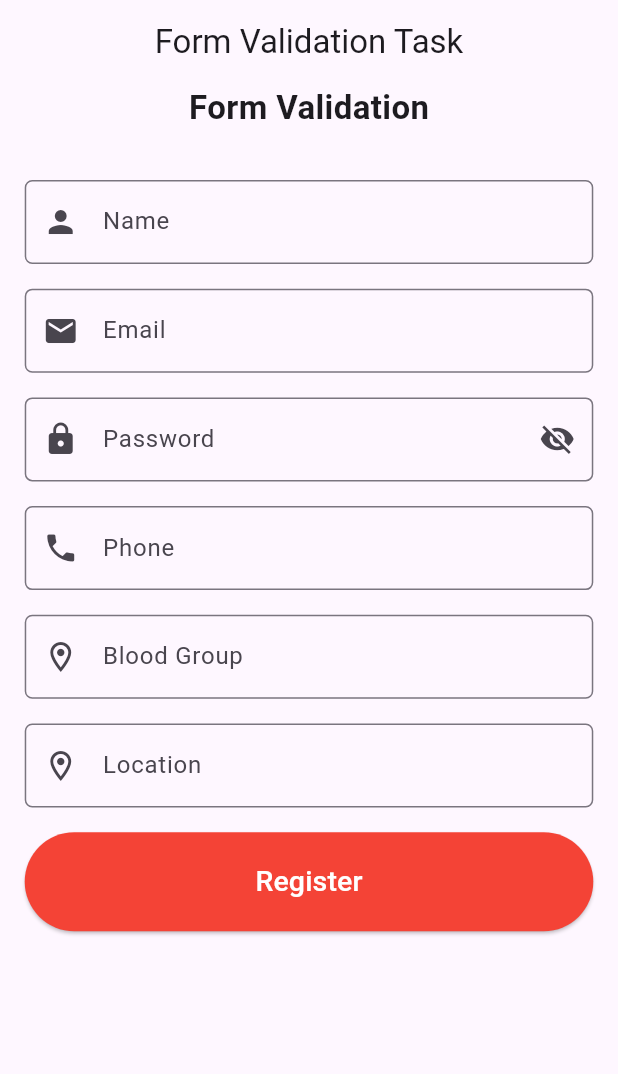
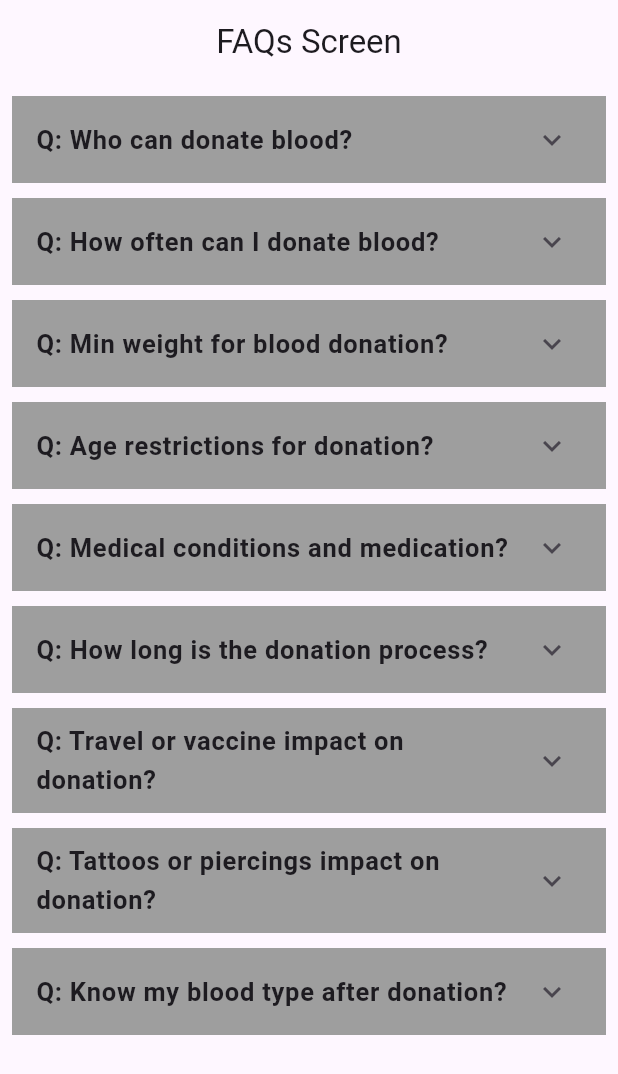
Before and after one commit to Mamoonshahzad/BloodDontionTasks, a Flutter app: the screen it shows after launch, on a phone screen of 412 x 824 dp. Shown: the top 1074 px of the screen. Run offline on Flutter 3.47's test engine with Material 3 defaults, Android fonts, the phone set to English and light mode, and no system bars; our stand-ins replace get.

Commit message:
adding FAQs Screen to the project

```diff
--- /dev/null
+++ b/lib/faqs_screen.dart
@@ -0,0 +1,97 @@
+import 'package:flutter/material.dart';
+
+class FAQsScreen extends StatelessWidget {
+  FAQsScreen({super.key});
+
+  final questions = [
+    {
+      'question': 'Q: Who can donate blood?',
+      'answer':
+          'Ans: Most healthy individuals aged 17 to 75 (age requirements may vary) and weighing at least 110 pounds are eligible. Specific eligibility criteria may apply'
+    },
+    {
+      'question': 'Q: How often can I donate blood?',
+      'answer':
+          'Ans: Whole blood donors can usually donate after 90 days. However, the frequency may vary depending on the donation type (whole blood, platelets, plasma, etc.).'
+    },
+    {
+      'question': 'Q: Min weight for blood donation?',
+      'answer':
+          'Ans: Yes, donors are typically required to weigh at least 110 pounds.'
+    },
+    {
+      'question': 'Q: Age restrictions for donation?',
+      'answer':
+          'Ans: Age requirements may vary, but donors are often required to be between 17 and 75 years old. Some locations may have different age limits.'
+    },
+    {
+      'question': 'Q: Medical conditions and medication?',
+      'answer':
+          'Ans: It depends on the condition and medication. Some conditions and medications may disqualify you from donating, so its important to inform the staff during the screening process.'
+    },
+    {
+      'question': 'Q: How long is the donation process?',
+      'answer':
+          'Ans: The entire process, including registration, screening, and donation, typically takes about 1 to 1.5 hours.'
+    },
+    {
+      'question': 'Q: Travel or vaccine impact on donation?',
+      'answer':
+          'Ans: Travel and recent vaccinations may have specific guidelines. Check with the blood donation center for the most accurate information.'
+    },
+    {
+      'question': 'Q: Tattoos or piercings impact on donation?',
+      'answer':
+          'Ans: In most cases, recent tattoos or piercings may defer your donation for a certain period. Guidelines may vary.'
+    },
+    {
+      'question': 'Q: Know my blood type after donation?',
+      'answer':
+          'Ans: Yes, many blood donation centers provide donors with their blood type after donation upon request.'
+    },
+  ];
+
+  @override
+  Widget build(BuildContext context) {
+    return Scaffold(
+      appBar: AppBar(
+        centerTitle: true,
+        title: const Text('FAQs Screen'),
+      ),
+      body: Padding(
+        padding: const EdgeInsets.all(8.0),
+        child: ListView.builder(
+          itemCount: questions.length,
+          itemBuilder: (context, index) {
+            final question = questions[index]['question'];
+            final answer = questions[index]['answer'];
+            return Column(
+              children: [
+                ExpansionTile(
+                  collapsedBackgroundColor: Colors.grey,
+                  title: Text(
+                    question!,
+                    style: const TextStyle(
+                      fontWeight: FontWeight.bold,
+                      fontSize: 17,
+                    ),
+                  ),
+                  children: [
+                    Padding(
+                      padding: const EdgeInsets.all(8.0),
+                      child: Text(
+                        answer!,
+                        style: const TextStyle(fontSize: 16),
+                      ),
+                    ),
+                  ],
+                ),
+                const SizedBox(height: 10), // Add a SizedBox for separation
+              ],
+            );
+          },
+        ),
+      ),
+    );
+  }
+}
--- a/lib/main.dart
+++ b/lib/main.dart
@@ -1,6 +1,4 @@
-import 'package:contact_us/campaign_details.dart';
-import 'package:contact_us/contact_us.dart';
-import 'package:contact_us/reg_screen_validation_task.dart';
+import 'package:contact_us/faqs_screen.dart';
 import 'package:flutter/material.dart';
 import 'package:get/get.dart';
 
@@ -15,12 +13,13 @@ class MyApp extends StatelessWidget {
   @override
   Widget build(BuildContext context) {
     return GetMaterialApp(
+      debugShowCheckedModeBanner: false,
       title: 'Flutter Demo',
       theme: ThemeData(
         colorScheme: ColorScheme.fromSeed(seedColor: Colors.deepPurple),
         useMaterial3: true,
       ),
-      home: const RegScreenValidationTask(),
+      home: FAQsScreen(),
     );
   }
 }
--- a/lib/reg_screen_validation_task.dart
+++ b/lib/reg_screen_validation_task.dart
@@ -148,7 +148,7 @@ class _RegScreenValidationTaskState extends State<RegScreenValidationTask> {
                     reUsableWidgetRegScreen(
                         validator: (value) {
                           if (value!.isEmpty) {
-                            return 'Enter the value';
+                            return 'Enter the location';
                           }
                           return null;
                         },
```
